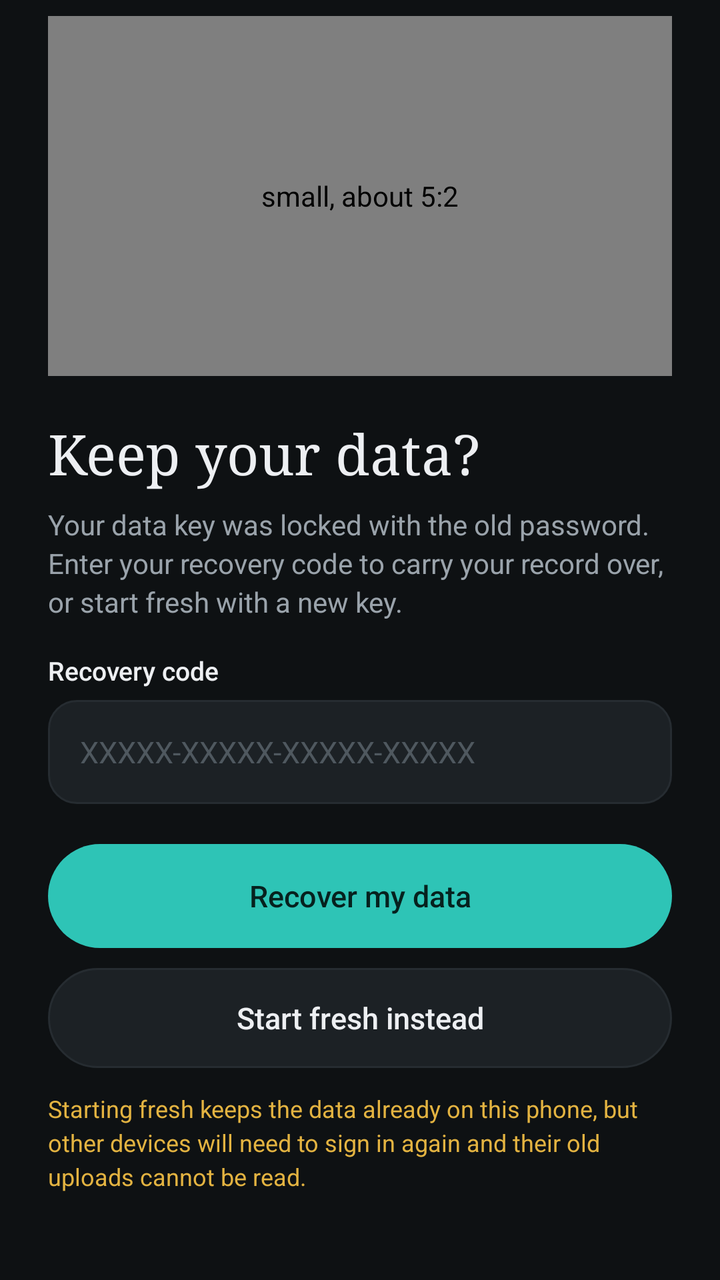
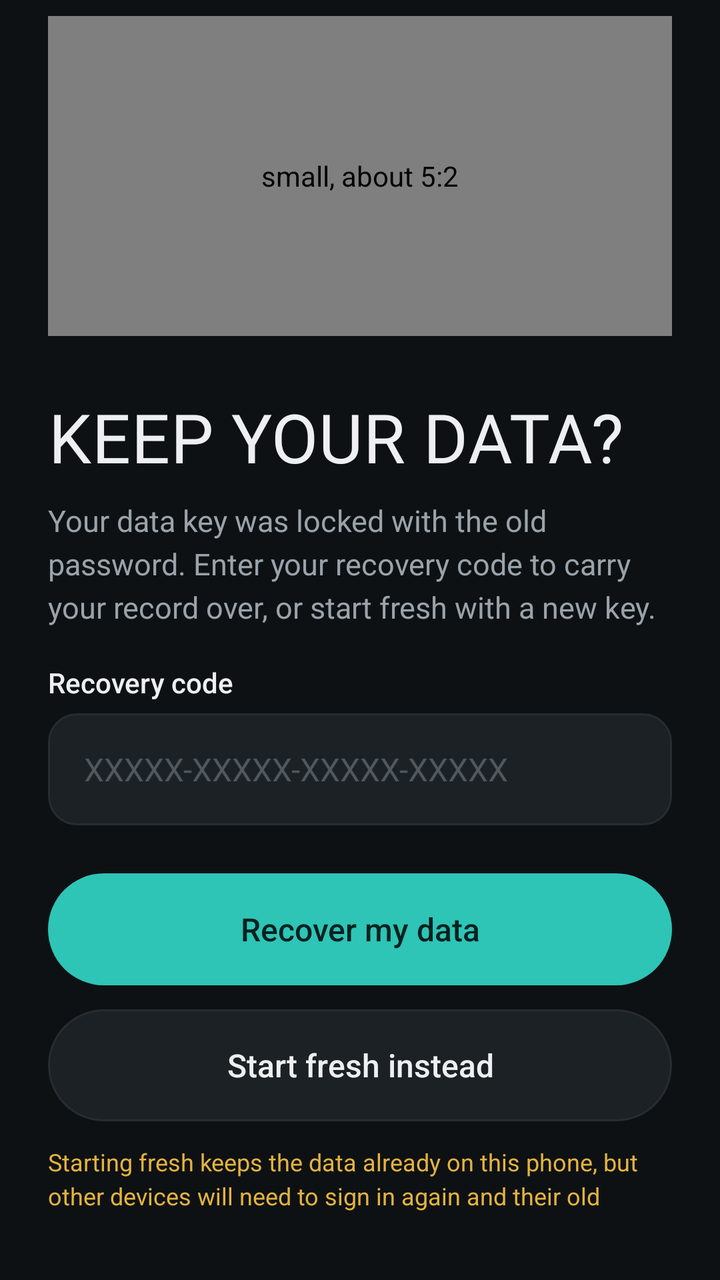

Screens rendered from an Android XML layout before and after an edit, with the pre-edit source and the edit as a unified diff.
<!-- AndroidManifest.xml: application theme Theme.Planj -->
<!-- res/layout/screen_recover.xml -->
<?xml version="1.0" encoding="utf-8"?>
<LinearLayout xmlns:android="http://schemas.android.com/apk/res/android"
    android:layout_width="match_parent"
    android:layout_height="wrap_content"
    android:orientation="vertical"
    android:paddingHorizontal="24dp"
    android:paddingTop="8dp"
    android:paddingBottom="32dp">

        <com.planj.phone.Illustration
            style="@style/Auth.Illustration"
            android:contentDescription="small, about 5:2"
            android:tag="recovery" />

        <TextView style="@style/Auth.Title" android:text="Keep your data?" />
        <TextView android:id="@+id/blurb" style="@style/Auth.Blurb" android:text="Your data key was locked with the old password. Enter your recovery code to carry your record over, or start fresh with a new key." />
        <TextView android:id="@+id/error" style="@style/Auth.Error" />
        <TextView style="@style/Auth.Label" android:text="Recovery code" />
        <EditText
            android:id="@+id/recovery"
                style="@style/Auth.Field"
            android:layout_marginTop="6dp"
            android:hint="XXXXX-XXXXX-XXXXX-XXXXX"
            android:imeOptions="actionDone"
            android:inputType="textCapCharacters|textVisiblePassword" />
        <TextView android:id="@+id/recovery_hint" style="@style/Auth.Hint" />
        <FrameLayout
            android:layout_width="match_parent"
            android:layout_height="wrap_content">
            <Button android:id="@+id/btn_submit" style="@style/Auth.Primary" android:text="Recover my data" />
            <ProgressBar android:id="@+id/progress" android:layout_width="22dp" android:layout_height="22dp" android:layout_gravity="center" android:layout_marginTop="20dp" android:indeterminateTint="@color/on_accent" android:visibility="gone" />
        </FrameLayout>
        <Button android:id="@+id/btn_fresh" style="@style/Auth.Secondary" android:text="Start fresh instead" />
        <TextView android:layout_width="match_parent" android:layout_height="wrap_content" android:layout_marginTop="12dp" android:lineSpacingExtra="3dp" android:text="Starting fresh keeps the data already on this phone, but other devices will need to sign in again and their old uploads cannot be read." android:textColor="@color/warn" android:textSize="12sp" />
</LinearLayout>
<!-- resources referenced by this layout -->
<resources>
  <style name="Auth.Blurb" parent="">
          <item name="android:layout_width">match_parent</item>
          <item name="android:layout_height">wrap_content</item>
          <item name="android:layout_marginTop">8dp</item>
          <item name="android:lineSpacingExtra">3dp</item>
          <item name="android:textColor">@color/muted</item>
          <item name="android:textSize">14sp</item>
      </style>
  <style name="Auth.Error" parent="">
          <item name="android:layout_width">match_parent</item>
          <item name="android:layout_height">wrap_content</item>
          <item name="android:layout_marginTop">14dp</item>
          <item name="android:background">@drawable/field_bg_error</item>
          <item name="android:paddingHorizontal">14dp</item>
          <item name="android:paddingVertical">10dp</item>
          <item name="android:textColor">@color/bad</item>
          <item name="android:textSize">13sp</item>
          <item name="android:visibility">gone</item>
      </style>
  <style name="Auth.Field" parent="">
          <item name="android:layout_width">match_parent</item>
          <item name="android:layout_height">52dp</item>
          <item name="android:layout_marginTop">6dp</item>
          <item name="android:background">@drawable/field_bg</item>
          <item name="android:fontFamily">sans-serif</item>
          <item name="android:paddingHorizontal">16dp</item>
          <item name="android:singleLine">true</item>
          <item name="android:textColor">@color/text</item>
          <item name="android:textColorHint">@color/idle</item>
          <item name="android:textSize">15sp</item>
          <item name="android:importantForAutofill">no</item>
      </style>
  <style name="Auth.Hint" parent="">
          <item name="android:layout_width">match_parent</item>
          <item name="android:layout_height">wrap_content</item>
          <item name="android:layout_marginTop">5dp</item>
          <item name="android:paddingHorizontal">4dp</item>
          <item name="android:textColor">@color/bad</item>
          <item name="android:textSize">12sp</item>
          <item name="android:visibility">gone</item>
      </style>
  <style name="Auth.Illustration" parent="">
          <item name="android:layout_width">match_parent</item>
          <item name="android:layout_height">180dp</item>
          <item name="android:layout_marginBottom">20dp</item>
      </style>
  <style name="Auth.Label" parent="">
          <item name="android:layout_width">wrap_content</item>
          <item name="android:layout_height">wrap_content</item>
          <item name="android:layout_marginTop">16dp</item>
          <item name="android:fontFamily">sans-serif-medium</item>
          <item name="android:textColor">@color/text</item>
          <item name="android:textSize">13sp</item>
      </style>
  <style name="Auth.Primary" parent="android:Widget.Material.Button.Borderless">
          <item name="android:layout_width">match_parent</item>
          <item name="android:layout_height">52dp</item>
          <item name="android:layout_marginTop">20dp</item>
          <item name="android:background">@drawable/btn_primary</item>
          <item name="android:fontFamily">sans-serif-medium</item>
          <item name="android:textAllCaps">false</item>
          <item name="android:textColor">@color/on_accent</item>
          <item name="android:textSize">15sp</item>
      </style>
  <style name="Auth.Secondary" parent="android:Widget.Material.Button.Borderless">
          <item name="android:layout_width">match_parent</item>
          <item name="android:layout_height">50dp</item>
          <item name="android:layout_marginTop">10dp</item>
          <item name="android:background">@drawable/btn_secondary</item>
          <item name="android:fontFamily">sans-serif-medium</item>
          <item name="android:textAllCaps">false</item>
          <item name="android:textColor">@color/text</item>
          <item name="android:textSize">15sp</item>
      </style>
  <style name="Auth.Title" parent="">
          <item name="android:layout_width">match_parent</item>
          <item name="android:layout_height">wrap_content</item>
          <item name="android:fontFamily">serif</item>
          <item name="android:textColor">@color/text</item>
          <item name="android:textSize">28sp</item>
          <item name="android:lineSpacingExtra">2dp</item>
      </style>
  <style name="Theme.Planj" parent="@android:style/Theme.Material.NoActionBar">
          <item name="android:windowBackground">@color/bg</item>
          <item name="android:colorAccent">@color/accent</item>
          <item name="android:statusBarColor">@color/bg</item>
          <item name="android:navigationBarColor">@color/bg</item>
          <item name="android:textColorPrimary">@color/text</item>
          <item name="android:textColorSecondary">@color/muted</item>
          <item name="android:textColorHint">@color/muted</item>
      </style>
  <!-- unchanged entries left out for length: 16 -->
</resources>

<!-- the commit's change to res/layout/screen_recover.xml (unified diff, before → after) -->
@@ -9,6 +9,7 @@
 
         <com.planj.phone.Illustration
             style="@style/Auth.Illustration"
+            android:layout_height="160dp"
             android:contentDescription="small, about 5:2"
             android:tag="recovery" />
 
<!-- resource entries referenced after the edit -->
@@ -1,86 +1,62 @@
 <!-- resources referenced by this layout -->
 <resources>
-  <style name="Auth.Blurb" parent="">
-          <item name="android:layout_width">match_parent</item>
-          <item name="android:layout_height">wrap_content</item>
-          <item name="android:layout_marginTop">8dp</item>
-          <item name="android:lineSpacingExtra">3dp</item>
-          <item name="android:textColor">@color/muted</item>
-          <item name="android:textSize">14sp</item>
+  <style name="Auth.Blurb" parent="Body">
+          <item name="android:layout_marginTop">10dp</item>
       </style>
   <style name="Auth.Error" parent="">
           <item name="android:layout_width">match_parent</item>
           <item name="android:layout_height">wrap_content</item>
-          <item name="android:layout_marginTop">14dp</item>
+          <item name="android:layout_marginTop">16dp</item>
           <item name="android:background">@drawable/field_bg_error</item>
-          <item name="android:paddingHorizontal">14dp</item>
-          <item name="android:paddingVertical">10dp</item>
+          <item name="android:paddingHorizontal">16dp</item>
+          <item name="android:paddingVertical">12dp</item>
           <item name="android:textColor">@color/bad</item>
-          <item name="android:textSize">13sp</item>
+          <item name="android:textSize">14sp</item>
           <item name="android:visibility">gone</item>
       </style>
   <style name="Auth.Field" parent="">
           <item name="android:layout_width">match_parent</item>
-          <item name="android:layout_height">52dp</item>
-          <item name="android:layout_marginTop">6dp</item>
+          <item name="android:layout_height">56dp</item>
+          <item name="android:layout_marginTop">8dp</item>
           <item name="android:background">@drawable/field_bg</item>
           <item name="android:fontFamily">sans-serif</item>
-          <item name="android:paddingHorizontal">16dp</item>
+          <item name="android:paddingHorizontal">18dp</item>
           <item name="android:singleLine">true</item>
           <item name="android:textColor">@color/text</item>
           <item name="android:textColorHint">@color/idle</item>
-          <item name="android:textSize">15sp</item>
+          <item name="android:textSize">16sp</item>
           <item name="android:importantForAutofill">no</item>
       </style>
   <style name="Auth.Hint" parent="">
           <item name="android:layout_width">match_parent</item>
           <item name="android:layout_height">wrap_content</item>
-          <item name="android:layout_marginTop">5dp</item>
+          <item name="android:layout_marginTop">6dp</item>
           <item name="android:paddingHorizontal">4dp</item>
           <item name="android:textColor">@color/bad</item>
-          <item name="android:textSize">12sp</item>
+          <item name="android:textSize">13sp</item>
           <item name="android:visibility">gone</item>
       </style>
   <style name="Auth.Illustration" parent="">
           <item name="android:layout_width">match_parent</item>
-          <item name="android:layout_height">180dp</item>
-          <item name="android:layout_marginBottom">20dp</item>
+          <item name="android:layout_height">200dp</item>
+          <item name="android:layout_marginBottom">24dp</item>
       </style>
   <style name="Auth.Label" parent="">
           <item name="android:layout_width">wrap_content</item>
           <item name="android:layout_height">wrap_content</item>
-          <item name="android:layout_marginTop">16dp</item>
+          <item name="android:layout_marginTop">18dp</item>
           <item name="android:fontFamily">sans-serif-medium</item>
           <item name="android:textColor">@color/text</item>
-          <item name="android:textSize">13sp</item>
+          <item name="android:textSize">14sp</item>
       </style>
-  <style name="Auth.Primary" parent="android:Widget.Material.Button.Borderless">
-          <item name="android:layout_width">match_parent</item>
-          <item name="android:layout_height">52dp</item>
-          <item name="android:layout_marginTop">20dp</item>
-          <item name="android:background">@drawable/btn_primary</item>
-          <item name="android:fontFamily">sans-serif-medium</item>
-          <item name="android:textAllCaps">false</item>
-          <item name="android:textColor">@color/on_accent</item>
-          <item name="android:textSize">15sp</item>
+  <style name="Auth.Primary" parent="Pill.Primary">
+          <item name="android:layout_marginTop">24dp</item>
       </style>
-  <style name="Auth.Secondary" parent="android:Widget.Material.Button.Borderless">
-          <item name="android:layout_width">match_parent</item>
-          <item name="android:layout_height">50dp</item>
-          <item name="android:layout_marginTop">10dp</item>
-          <item name="android:background">@drawable/btn_secondary</item>
-          <item name="android:fontFamily">sans-serif-medium</item>
-          <item name="android:textAllCaps">false</item>
-          <item name="android:textColor">@color/text</item>
-          <item name="android:textSize">15sp</item>
+  <style name="Auth.Secondary" parent="Pill.Secondary">
+          <item name="android:layout_marginTop">12dp</item>
       </style>
-  <style name="Auth.Title" parent="">
-          <item name="android:layout_width">match_parent</item>
-          <item name="android:layout_height">wrap_content</item>
-          <item name="android:fontFamily">serif</item>
-          <item name="android:textColor">@color/text</item>
-          <item name="android:textSize">28sp</item>
-          <item name="android:lineSpacingExtra">2dp</item>
+  <style name="Auth.Title" parent="Display.L">
+          <item name="android:layout_marginTop">8dp</item>
       </style>
   <style name="Theme.Planj" parent="@android:style/Theme.Material.NoActionBar">
           <item name="android:windowBackground">@color/bg</item>
@@ -90,6 +66,31 @@
           <item name="android:textColorPrimary">@color/text</item>
           <item name="android:textColorSecondary">@color/muted</item>
           <item name="android:textColorHint">@color/muted</item>
+          <item name="android:windowAnimationStyle">@style/PageTransitions</item>
+      </style>
+  <style name="Body" parent="">
+          <item name="android:layout_width">match_parent</item>
+          <item name="android:layout_height">wrap_content</item>
+          <item name="android:lineSpacingExtra">4dp</item>
+          <item name="android:textColor">@color/muted</item>
+          <item name="android:textSize">15sp</item>
+      </style>
+  <style name="Pill.Primary">
+          <item name="android:background">@drawable/btn_primary</item>
+          <item name="android:textColor">@color/on_accent</item>
+      </style>
+  <style name="Pill.Secondary">
+          <item name="android:background">@drawable/btn_secondary</item>
+          <item name="android:textColor">@color/text</item>
+      </style>
+  <style name="Display.L">
+          <item name="android:textSize">34sp</item>
+      </style>
+  <style name="PageTransitions" parent="@android:style/Animation.Activity">
+          <item name="android:activityOpenEnterAnimation">@anim/slide_in_right</item>
+          <item name="android:activityOpenExitAnimation">@anim/slide_out_left</item>
+          <item name="android:activityCloseEnterAnimation">@anim/slide_in_left</item>
+          <item name="android:activityCloseExitAnimation">@anim/slide_out_right</item>
       </style>
   <!-- unchanged entries left out for length: 16 -->
 </resources>
